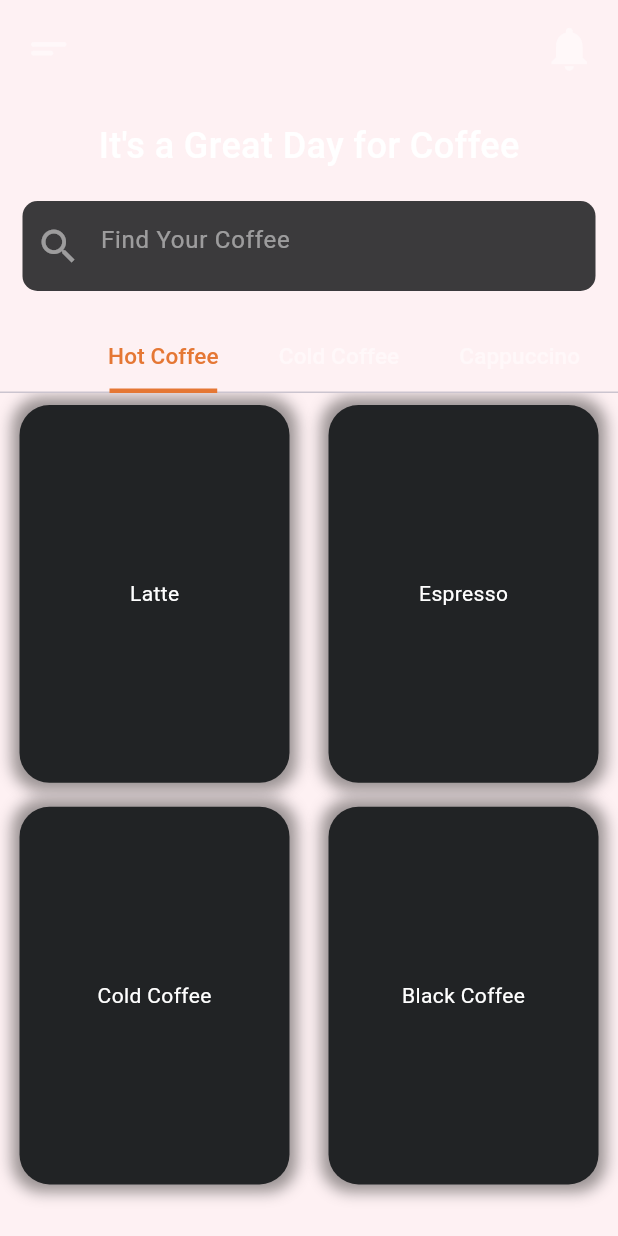
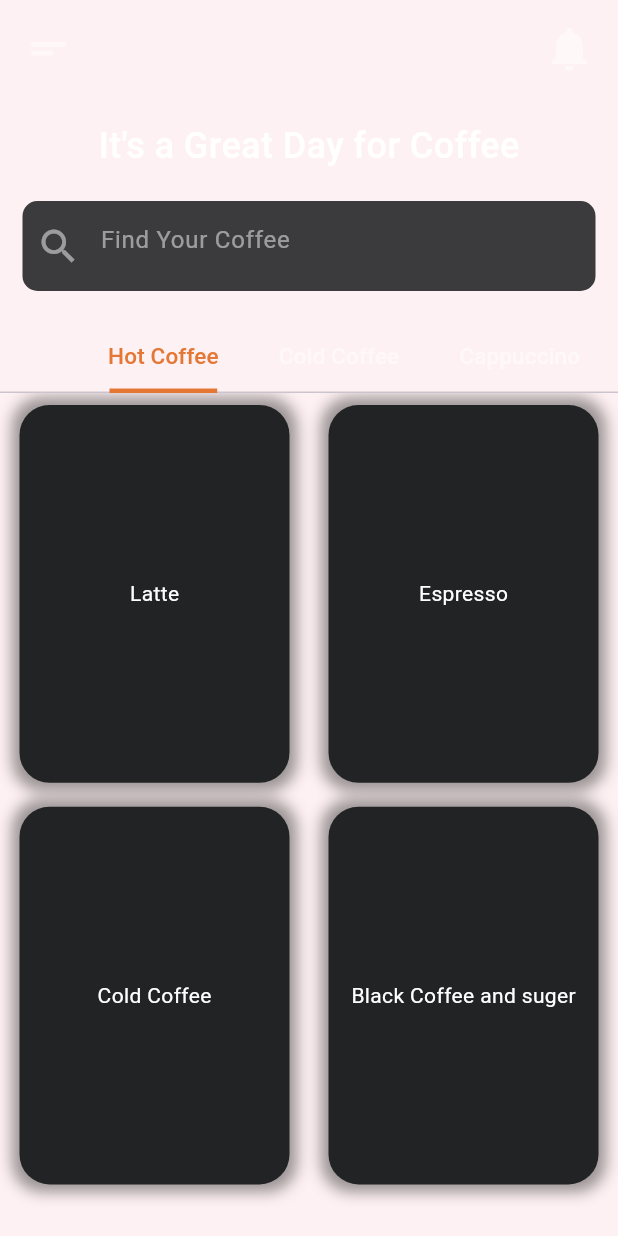
Before and after one commit to Pranab-1994/flutter_coffeeshop_app, a Flutter app: the HomeScreen screen opened directly, on a phone screen of 412 x 824 dp. Run offline on Flutter 3.47's test engine with Material 3 defaults, Android fonts, the phone set to English and light mode, and no system bars; our stand-ins replace google_fonts.

Commit message:
Full commit

```diff
--- a/lib/widget/items_widget.dart
+++ b/lib/widget/items_widget.dart
@@ -7,7 +7,7 @@ class ItemsWidget extends StatelessWidget {
     'Latte',
     'Espresso',
     'Cold Coffee',
-    'Black Coffee',
+    'Black Coffee and suger',
   ];
 
   @override
```
